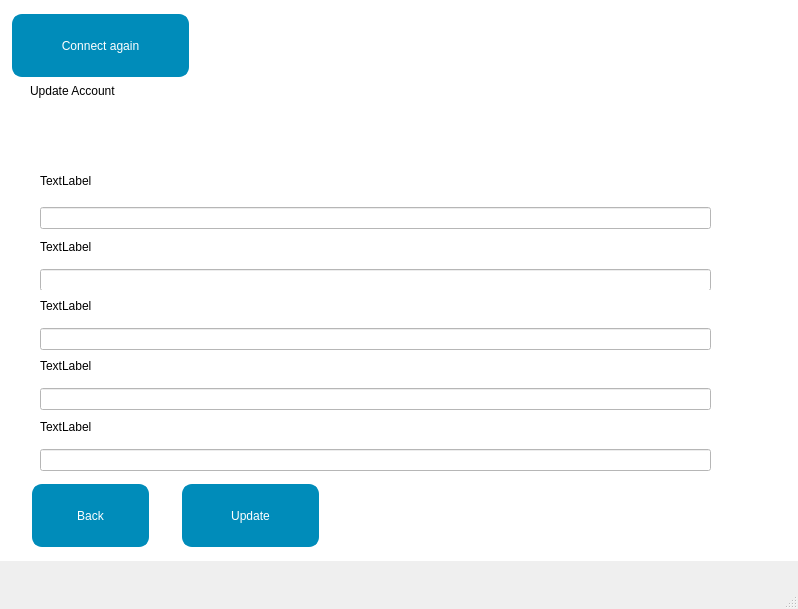
KerollosSamaan75/Bank-System-Project, file BankSystemUser/mainwindow.ui: the form before one commit.
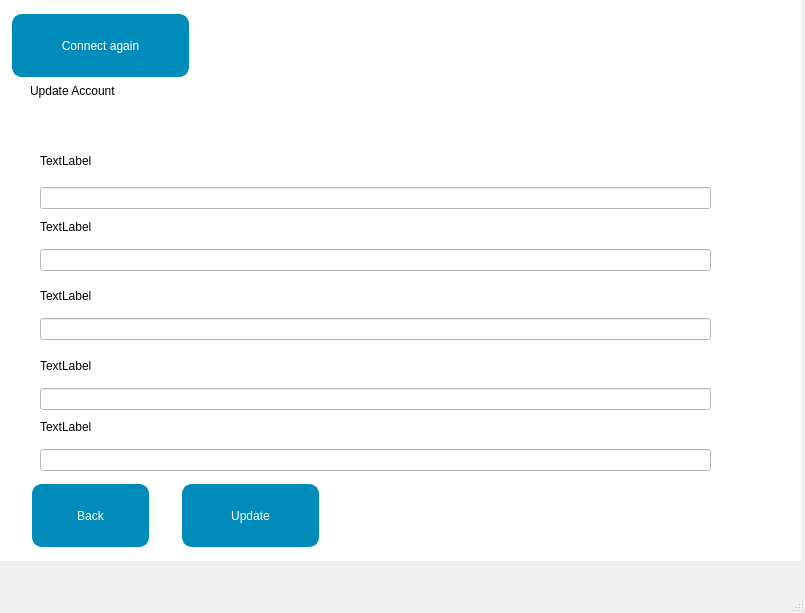
The form after the commit. The open tabs and pages were chosen to show the change. Icons and pictures are not drawn.

The edit to the form file:
```diff
--- a/BankSystemUser/mainwindow.ui
+++ b/BankSystemUser/mainwindow.ui
@@ -6,8 +6,8 @@
    <rect>
     <x>0</x>
     <y>0</y>
-    <width>798</width>
-    <height>609</height>
+    <width>805</width>
+    <height>613</height>
    </rect>
   </property>
   <property name="windowTitle">
@@ -2039,7 +2039,7 @@
       <property name="geometry">
        <rect>
         <x>40</x>
-        <y>160</y>
+        <y>140</y>
         <width>671</width>
         <height>69</height>
        </rect>
@@ -2070,7 +2070,7 @@
       <property name="geometry">
        <rect>
         <x>40</x>
-        <y>230</y>
+        <y>210</y>
         <width>671</width>
         <height>61</height>
        </rect>
@@ -2101,7 +2101,7 @@
       <property name="geometry">
        <rect>
         <x>40</x>
-        <y>290</y>
+        <y>280</y>
         <width>671</width>
         <height>60</height>
        </rect>
```
Left out of the diff: 4 changed lines with no effect on the pictures.
